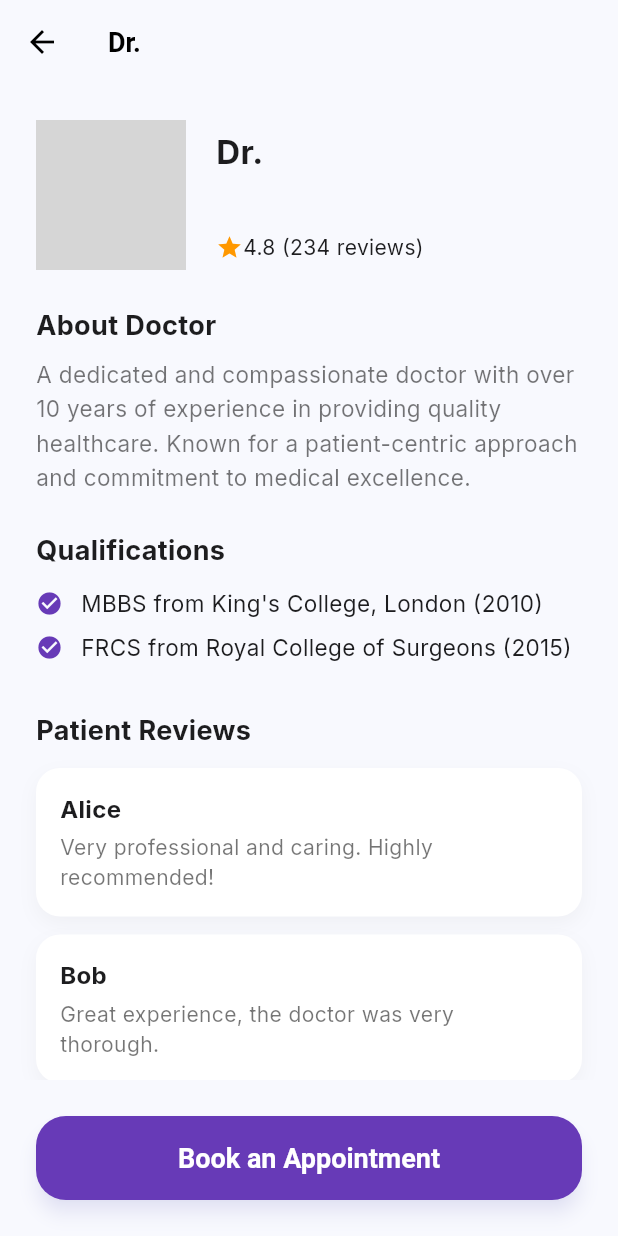
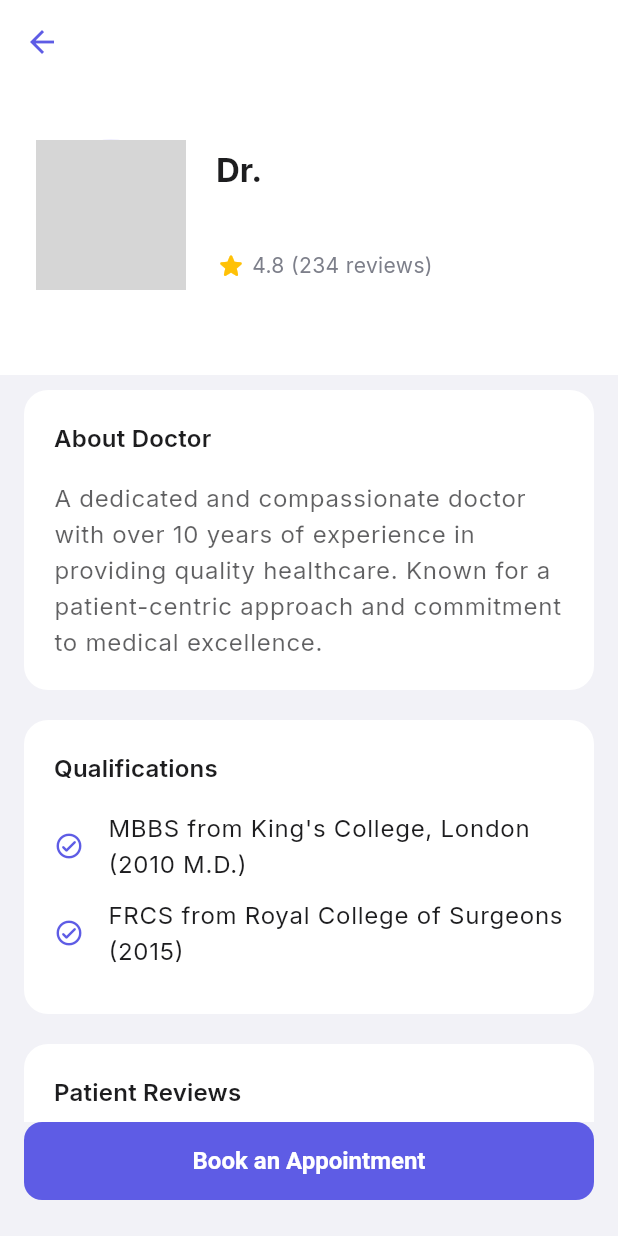
Before and after one commit to LUZAmaxxp/flutter, a Flutter app: the DoctorProfileScreen screen opened directly with empty values, on a phone screen of 412 x 824 dp. Run offline on Flutter 3.47's test engine with Material 3 defaults, Android fonts, the phone set to English and light mode, and no system bars; our stand-ins replace flutter_staggered_animations, google_fonts; network calls fail; grey boxes are pictures that could not be loaded.

```diff
--- a/lib/core/services/network_service.dart
+++ b/lib/core/services/network_service.dart
@@ -40,7 +40,7 @@ class NetworkService {
     }
   }
 
-  Future<List<dynamic>> get(String endpoint) async {
+  Future<dynamic> get(String endpoint) async {
     final response = await http.get(Uri.parse('$baseUrl$endpoint'));
 
     if (response.statusCode == 200) {
--- a/lib/core/theme/app_theme.dart
+++ b/lib/core/theme/app_theme.dart
@@ -48,7 +48,7 @@ class AppTheme {
           fontWeight: FontWeight.w600,
         ),
       ),
-      cardTheme: CardTheme(
+      cardTheme: CardThemeData(
         elevation: 0,
         margin: const EdgeInsets.symmetric(horizontal: 16, vertical: 8),
         shape: RoundedRectangleBorder(borderRadius: BorderRadius.circular(16)),
--- a/lib/features/doctor_profile/presentation/doctor_profile_screen.dart
+++ b/lib/features/doctor_profile/presentation/doctor_profile_screen.dart
@@ -1,4 +1,5 @@
 import 'package:flutter/material.dart';
+import 'package:flutter_staggered_animations/flutter_staggered_animations.dart';
 import '../../appointments/presentation/widgets/book_appointment_sheet.dart';
 
 class DoctorProfileScreen extends StatelessWidget {
@@ -8,32 +9,42 @@ class DoctorProfileScreen extends StatelessWidget {
 
   @override
   Widget build(BuildContext context) {
+    final theme = Theme.of(context);
+    final textTheme = theme.textTheme;
+
     return Scaffold(
-      backgroundColor: const Color(0xFFF8F9FE),
-      appBar: AppBar(
-        backgroundColor: const Color(0xFFF8F9FE),
+      // The background color is now handled by the global theme
+      body: CustomScrollView(
+        slivers: [
+          SliverAppBar(
+            expandedHeight: 250.0,
+            floating: false,
+            pinned: true,
+            backgroundColor: theme.colorScheme.surface,
             elevation: 0,
             leading: IconButton(
-          icon: const Icon(Icons.arrow_back, color: Colors.black),
+              icon: Icon(Icons.arrow_back, color: theme.colorScheme.primary),
               onPressed: () => Navigator.of(context).pop(),
             ),
-        title: Text('Dr. ${doctor['name']}', style: const TextStyle(color: Colors.black)),
+            flexibleSpace: FlexibleSpaceBar(
+              background: _buildHeader(context),
             ),
-      body: SingleChildScrollView(
-        child: Column(
-          children: [
-            _buildHeader(),
-            _buildDetails(context),
+          ),
+          SliverToBoxAdapter(child: _buildDetails(context)),
         ],
-        ),
       ),
       bottomNavigationBar: _buildBookingButton(context),
     );
   }
 
-  Widget _buildHeader() {
-    return Container(
-      padding: const EdgeInsets.all(24.0),
+  Widget _buildHeader(BuildContext context) {
+    final theme = Theme.of(context);
+    final textTheme = theme.textTheme;
+    final colorScheme = theme.colorScheme;
+
+    return SafeArea(
+      child: Padding(
+        padding: const EdgeInsets.fromLTRB(24, 60, 24, 24), // Adjust top padding for app bar
         child: Row(
           children: [
             CircleAvatar(
@@ -44,21 +55,26 @@ class DoctorProfileScreen extends StatelessWidget {
             Expanded(
               child: Column(
                 crossAxisAlignment: CrossAxisAlignment.start,
+                mainAxisAlignment: MainAxisAlignment.center,
                 children: [
                   Text(
                     'Dr. ${doctor['name']}',
-                  style: const TextStyle(fontSize: 22, fontWeight: FontWeight.bold),
+                    style: textTheme.titleLarge?.copyWith(color: colorScheme.onSurface),
                   ),
                   const SizedBox(height: 8),
                   Text(
                     doctor['specialization'] ?? 'General Specialist',
-                  style: TextStyle(fontSize: 16, color: Colors.grey[600]),
+                    style: textTheme.bodyLarge?.copyWith(color: colorScheme.secondary),
                   ),
                   const SizedBox(height: 8),
-                const Row(
+                  Row(
                     children: [
-                    Icon(Icons.star, color: Colors.orange, size: 18),
-                    Text('4.8 (234 reviews)', style: TextStyle(fontSize: 14)),
+                      Icon(Icons.star_rounded, color: Colors.amber, size: 20),
+                      const SizedBox(width: 4),
+                      Text(
+                        '4.8 (234 reviews)',
+                        style: textTheme.bodyMedium?.copyWith(color: colorScheme.secondary),
+                      ),
                     ],
                   ),
                 ],
@@ -66,97 +82,142 @@ class DoctorProfileScreen extends StatelessWidget {
             ),
           ],
         ),
+      ),
     );
   }
 
   Widget _buildDetails(BuildContext context) {
-    return Padding(
-      padding: const EdgeInsets.symmetric(horizontal: 24.0),
+    final textTheme = Theme.of(context).textTheme;
+
+    // Using AnimationLimiter to wrap all animated children
+    return AnimationLimiter(
+      child: Padding(
+        padding: const EdgeInsets.symmetric(horizontal: 16.0),
+        child: Column(
+          crossAxisAlignment: CrossAxisAlignment.start,
+          children: AnimationConfiguration.toStaggeredList(
+            duration: const Duration(milliseconds: 375),
+            childAnimationBuilder: (widget) => SlideAnimation(
+              verticalOffset: 50.0,
+              child: FadeInAnimation(
+                child: widget,
+              ),
+            ),
+            children: [
+              _buildInfoCard(
+                context,
+                title: 'About Doctor',
+                child: Text(
+                  'A dedicated and compassionate doctor with over 10 years of experience in providing quality healthcare. Known for a patient-centric approach and commitment to medical excellence.',
+                  style: textTheme.bodyLarge?.copyWith(
+                    color: Theme.of(context).colorScheme.onSurface.withOpacity(0.7),
+                    height: 1.5,
+                  ),
+                ),
+              ),
+              _buildInfoCard(
+                context,
+                title: 'Qualifications',
+                child: Column(
+                  children: [
+                    _buildQualificationItem(context, 'MBBS from King\'s College, London (2010 M.D.)'),
+                    _buildQualificationItem(context, 'FRCS from Royal College of Surgeons (2015)'),
+                  ],
+                ),
+              ),
+              _buildInfoCard(
+                context,
+                title: 'Patient Reviews',
+                child: Column(
+                  children: [
+                    _buildReviewItem(context, 'Alice', 'Very professional and caring. Highly recommended!'),
+                    _buildReviewItem(context, 'Bob', 'Great experience, the doctor was very thorough.'),
+                  ],
+                ),
+              ),
+              const SizedBox(height: 24), // Spacer for the bottom
+            ],
+          ),
+        ),
+      ),
+    );
+  }
+
+  Widget _buildInfoCard(BuildContext context, {required String title, required Widget child}) {
+    final theme = Theme.of(context);
+    final textTheme = theme.textTheme;
+
+    return Card(
+      // Card properties are now inherited from the global CardTheme
+      margin: const EdgeInsets.symmetric(vertical: 10),
+      child: Padding(
+        padding: const EdgeInsets.all(20.0),
         child: Column(
           crossAxisAlignment: CrossAxisAlignment.start,
           children: [
-          const Text(
-            'About Doctor',
-            style: TextStyle(fontSize: 18, fontWeight: FontWeight.bold),
+            Text(title, style: textTheme.titleMedium),
+            const SizedBox(height: 16),
+            child,
+          ],
         ),
-          const SizedBox(height: 8),
-          const Text(
-            'A dedicated and compassionate doctor with over 10 years of experience in providing quality healthcare. Known for a patient-centric approach and commitment to medical excellence.',
-            style: TextStyle(fontSize: 15, color: Colors.black54, height: 1.5),
       ),
-          const SizedBox(height: 24),
-          const Text(
-            'Qualifications',
-            style: TextStyle(fontSize: 18, fontWeight: FontWeight.bold),
-          ),
-          const SizedBox(height: 12),
-          _buildQualificationItem('MBBS from King\'s College, London (2010)'),
-          _buildQualificationItem('FRCS from Royal College of Surgeons (2015)'),
-          const SizedBox(height: 24),
-          const Text(
-            'Patient Reviews',
-            style: TextStyle(fontSize: 18, fontWeight: FontWeight.bold),
-          ),
-          const SizedBox(height: 12),
-          _buildReviewItem('Alice', 'Very professional and caring. Highly recommended!'),
-          _buildReviewItem('Bob', 'Great experience, the doctor was very thorough.'),
+    );
+  }
+
+  Widget _buildQualificationItem(BuildContext context, String text) {
+    final theme = Theme.of(context);
+    final colorScheme = theme.colorScheme;
+
+    return Padding(
+      padding: const EdgeInsets.only(bottom: 10.0),
+      child: Row(
+        children: [
+          Icon(Icons.check_circle_outline_rounded, color: colorScheme.primary, size: 20),
+          const SizedBox(width: 16),
+          Expanded(child: Text(text, style: theme.textTheme.bodyLarge)),
         ],
       ),
     );
   }
 
-  Widget _buildQualificationItem(String text) {
-    return Padding(
-      padding: const EdgeInsets.only(bottom: 8.0),
-      child: Row(
-        children: [
-          const Icon(Icons.check_circle, color: Colors.deepPurple, size: 18),
-          const SizedBox(width: 12),
-          Expanded(child: Text(text, style: const TextStyle(fontSize: 15))),
-        ],
-      ),
-    );
-  }
+  Widget _buildReviewItem(BuildContext context, String name, String review) {
+    final theme = Theme.of(context);
+    final textTheme = theme.textTheme;
+    final colorScheme = theme.colorScheme;
 
-  Widget _buildReviewItem(String name, String review) {
     return Container(
       margin: const EdgeInsets.only(bottom: 12),
       padding: const EdgeInsets.all(16),
       decoration: BoxDecoration(
-        color: Colors.white,
-        borderRadius: BorderRadius.circular(16),
-        boxShadow: [BoxShadow(color: Colors.grey.withOpacity(0.1), blurRadius: 10, offset: const Offset(0, 5))],
+        color: theme.scaffoldBackgroundColor, // A slightly different background for contrast
+        borderRadius: BorderRadius.circular(12),
       ),
       child: Column(
         crossAxisAlignment: CrossAxisAlignment.start,
         children: [
-          Text(name, style: const TextStyle(fontWeight: FontWeight.bold, fontSize: 16)),
-          const SizedBox(height: 4),
-          Text(review, style: const TextStyle(color: Colors.black54)),
+          Text(name, style: textTheme.titleSmall),
+          const SizedBox(height: 6),
+          Text(review, style: textTheme.bodyMedium?.copyWith(color: colorScheme.onSurface.withOpacity(0.7))),
         ],
       ),
     );
   }
 
   Widget _buildBookingButton(BuildContext context) {
+    // The button now uses the style from ElevatedButtonThemeData
     return Padding(
-      padding: const EdgeInsets.all(24.0),
+      padding: const EdgeInsets.fromLTRB(16, 0, 16, 24),
       child: ElevatedButton(
         onPressed: () {
           showModalBottomSheet(
             context: context,
             isScrollControlled: true,
-            backgroundColor: Colors.transparent,
+            backgroundColor: Colors.transparent, // Sheet has its own themeing
             builder: (context) => BookAppointmentSheet(doctorId: doctor['_id']),
           );
         },
-        style: ElevatedButton.styleFrom(
-          backgroundColor: Colors.deepPurple,
-          minimumSize: const Size(double.infinity, 56),
-          shape: RoundedRectangleBorder(borderRadius: BorderRadius.circular(20)),
-          elevation: 5,
-        ),
-        child: const Text('Book an Appointment', style: TextStyle(fontSize: 18, fontWeight: FontWeight.bold, color: Colors.white)),
+        // The style is now inherited, but we can add specific text
+        child: const Text('Book an Appointment'),
       ),
     );
   }
```
Also changed, not shown: 1 other file. Lines whose indentation alone changed are shown as unchanged.
